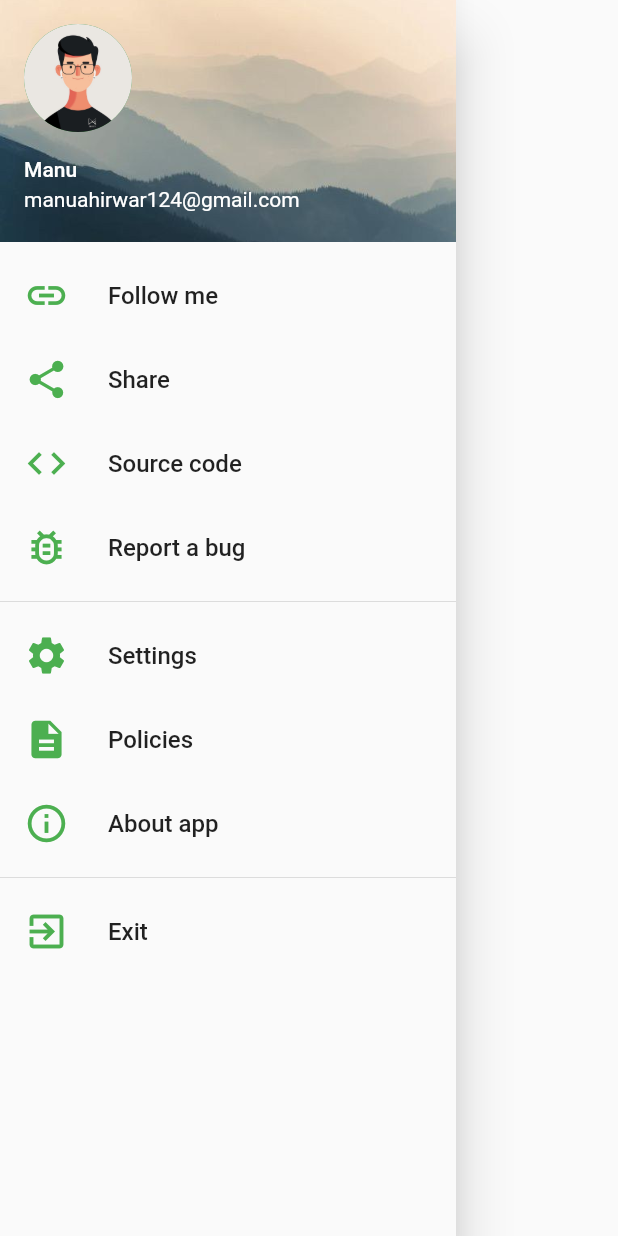
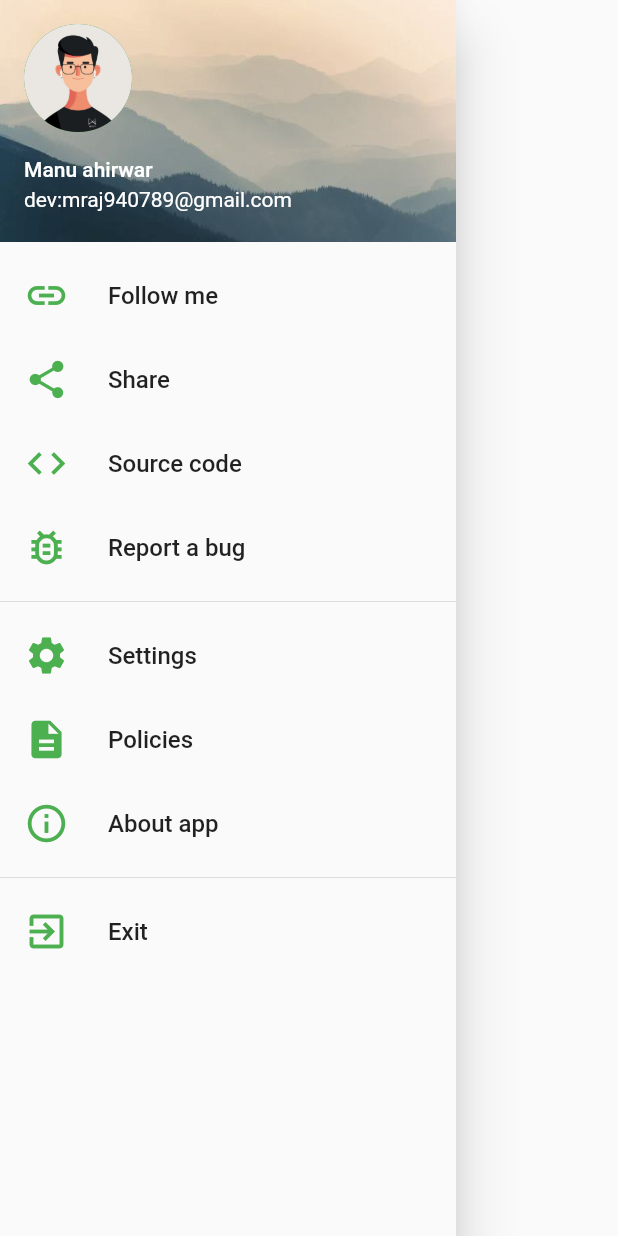
Before and after one commit to manuAhir7/sparkbank, a Flutter app: the Navbar widget shown alone on an empty page, opened directly, on a phone screen of 412 x 824 dp. Run offline on Flutter 3.47's test engine with Material 2 defaults, Android fonts, the light colour scheme and no system bars; our stand-ins replace fluttertoast, share_plus, sqflite; accounts and stored records are empty.

Commit message:
First commit

```diff
--- a/lib/widget/navbar.dart
+++ b/lib/widget/navbar.dart
@@ -16,8 +16,8 @@
         padding: EdgeInsets.zero,
         children: [
           UserAccountsDrawerHeader(
-            accountName: const Text("Manu"),
-            accountEmail: const Text("manuahirwar124@gmail.com"),
+            accountName: const Text("Manu ahirwar"),
+            accountEmail: const Text("dev:mraj940789@gmail.com"),
             currentAccountPicture: GestureDetector(
               onTap: () => showSecondImage(context),
               child: Hero(
```
